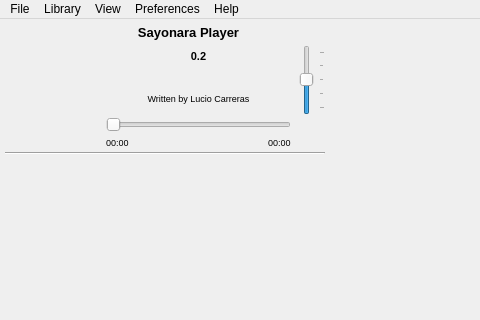
Qt form trunk/GUI/player/GUI_Simpleplayer.ui (shahid334/sayonara-player) before a commit; both pictures show x 0 to 480 and y 0 to 320 of the 926 by 594 pixel window.
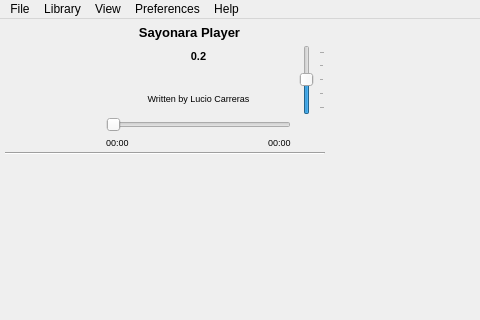
The same form after that commit. Icons and pictures are not drawn.

What changed in the file:
```diff
--- a/trunk/GUI/player/GUI_Simpleplayer.ui
+++ b/trunk/GUI/player/GUI_Simpleplayer.ui
@@ -385,7 +385,7 @@
         <property name="maximumSize">
          <size>
           <width>30</width>
-          <height>18</height>
+          <height>16</height>
          </size>
         </property>
         <property name="font">
@@ -450,7 +450,7 @@
         <property name="maximumSize">
          <size>
           <width>30</width>
-          <height>18</height>
+          <height>16</height>
          </size>
         </property>
         <property name="font">
@@ -812,13 +812,19 @@
         </property>
         <property name="maximumSize">
          <size>
-          <width>20</width>
-          <height>100</height>
+          <width>18</width>
+          <height>18</height>
          </size>
         </property>
         <property name="text">
          <string/>
         </property>
+        <property name="iconSize">
+         <size>
+          <width>18</width>
+          <height>18</height>
+         </size>
+        </property>
         <property name="flat">
          <bool>true</bool>
         </property>
```
Left out of the diff: 7 changed lines with no effect on the pictures.
